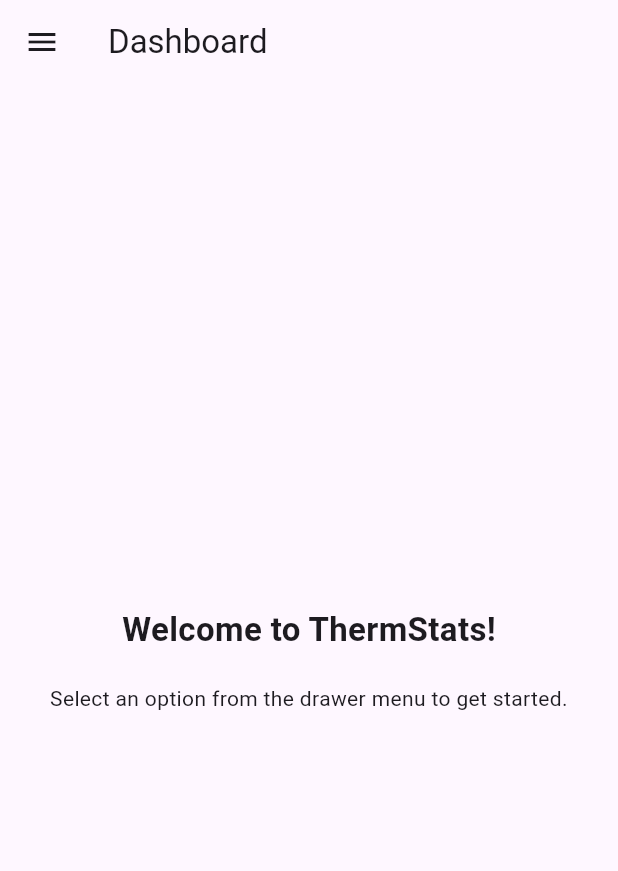
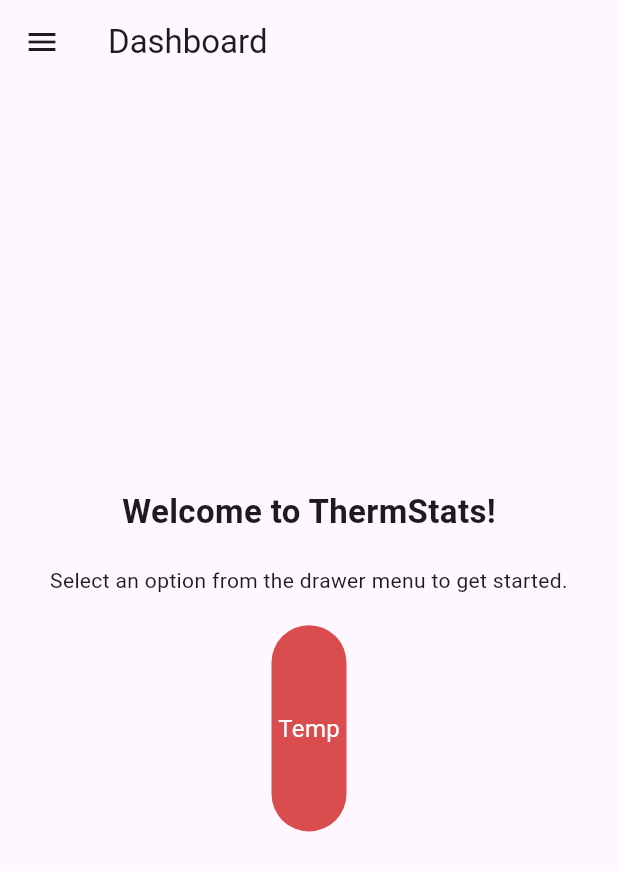
Before and after one commit to PatrickBamber/therm_stats, a Flutter app: the screen it shows after launch, on a phone screen of 412 x 824 dp. Shown: the top 871 px of the screen. Run offline on Flutter 3.47's test engine with Material 3 defaults, Android fonts, the phone set to English and light mode, and no system bars; our stand-ins replace fl_chart; network calls fail.

Commit message:
updated the chart and added animation

```diff
--- a/lib/dashboard_page.dart
+++ b/lib/dashboard_page.dart
@@ -1,24 +1,62 @@
 import 'package:flutter/material.dart';
+import 'dart:async';
 
-class DashboardPage extends StatelessWidget {
+class DashboardPage extends StatefulWidget {
   const DashboardPage({super.key});
 
   @override
+  _DashboardPageState createState() => _DashboardPageState();
+}
+
+class _DashboardPageState extends State<DashboardPage> {
+  double _height = 50; // Initial height of the animated container
+  Color _color = Colors.blue; // Initial color
+
+  @override
+  void initState() {
+    super.initState();
+    Timer.periodic(const Duration(seconds: 2), (timer) {
+      setState(() {
+        // Toggle height to simulate animation
+        _height = _height == 50 ? 150 : 50;
+        // Change color based on height
+        _color = _height == 150 ? Colors.red : Colors.blue;
+      });
+    });
+  }
+
+  @override
   Widget build(BuildContext context) {
-    return const Center( // Directly return the content without Scaffold
+    return Center(
       child: Padding(
-        padding: EdgeInsets.all(16.0),
+        padding: const EdgeInsets.all(16.0),
         child: Column(
           mainAxisAlignment: MainAxisAlignment.center,
           children: <Widget>[
-            Text(
+            const Text(
               'Welcome to ThermStats!',
               style: TextStyle(fontSize: 22, fontWeight: FontWeight.bold),
             ),
-            SizedBox(height: 20),
-            Text(
+            const SizedBox(height: 20),
+            const Text(
               'Select an option from the drawer menu to get started.',
               textAlign: TextAlign.center,
+            ),
+            const SizedBox(height: 20),
+            AnimatedContainer(
+              duration: const Duration(seconds: 2),
+              height: _height,
+              width: 50,
+              decoration: BoxDecoration(
+                color: _color, // Apply animated color
+                borderRadius: BorderRadius.circular(25),
+              ),
+              child: const Center(
+                child: Text(
+                  'Temp',
+                  style: TextStyle(color: Colors.white, fontSize: 16),
+                ),
+              ),
             ),
           ],
         ),
```
Also changed, not shown: lib/user_chart_page.dart (+50 -8 lines).
